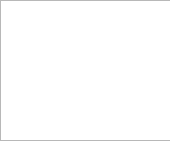
This is Rank.ui in jimmyss/Bejeweled as Qt 5 draws it before an edit. The edited form follows.
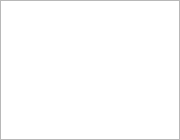
This is the edited form.

Commit message: rank window

```diff
--- a/Rank.ui
+++ b/Rank.ui
@@ -6,10 +6,22 @@
    <rect>
     <x>0</x>
     <y>0</y>
-    <width>170</width>
-    <height>141</height>
+    <width>180</width>
+    <height>140</height>
    </rect>
   </property>
+  <property name="minimumSize">
+   <size>
+    <width>180</width>
+    <height>140</height>
+   </size>
+  </property>
+  <property name="maximumSize">
+   <size>
+    <width>180</width>
+    <height>140</height>
+   </size>
+  </property>
   <property name="windowTitle">
    <string>QtWidgetsClass</string>
   </property>
@@ -18,10 +30,22 @@
     <rect>
      <x>0</x>
      <y>0</y>
-     <width>171</width>
-     <height>141</height>
+     <width>180</width>
+     <height>140</height>
     </rect>
    </property>
+   <property name="minimumSize">
+    <size>
+     <width>180</width>
+     <height>140</height>
+    </size>
+   </property>
+   <property name="maximumSize">
+    <size>
+     <width>180</width>
+     <height>140</height>
+    </size>
+   </property>
   </widget>
  </widget>
  <layoutdefault spacing="6" margin="11"/>
```
The commit also changes 70 other files.
